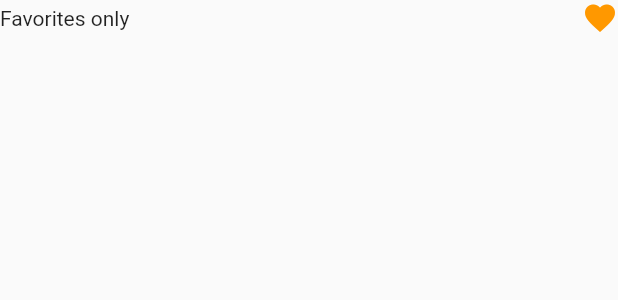
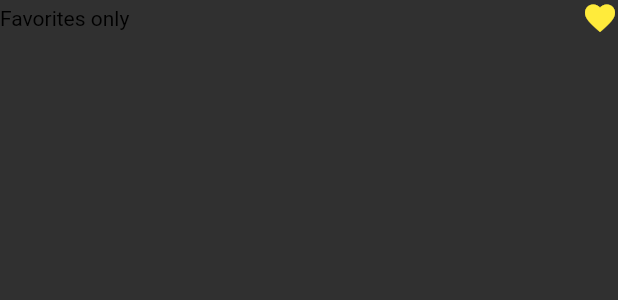
Before and after one commit to KrzysztofJozefowicz/DziabaTopoMap, a Flutter app: the ShowFavorites widget shown alone on an empty page, opened directly, after a tap on "Favorites only", on a phone screen of 412 x 824 dp. Shown: the top 300 px of the screen. Run offline on Flutter 3.47's test engine with Material 2 defaults, Android fonts, the light colour scheme and no system bars; our stand-ins replace flutter_map, latlong, shared_preferences, tuple; missing offline and left inert: flutter_map_marker_cluster, flutter_map_marker_popup, global_configuration, maps_launcher; accounts and stored records are empty; statements that could not run were skipped.

Commit message:
- updated colors to mach overal theme: black and yellow

```diff
--- a/lib/main.dart
+++ b/lib/main.dart
@@ -1,9 +1,10 @@
 import 'package:flutter/material.dart';
 import 'package:provider/provider.dart';
 import 'package:topo_map/pages/FavoritesPage.dart';
-
+import 'package:shared_preferences/shared_preferences.dart';
 import './pages/MapPage.dart';
 import './states/appState.dart';
+import 'dart:developer';
 
 
 void main() {
@@ -26,11 +27,17 @@ class MyApp extends StatelessWidget {
   // This widget is the root of your application.
   @override
   Widget build(BuildContext context) {
+    log("in MyApp build");
     return MaterialApp(
       title: 'Dziabak Map',
-      theme: ThemeData(
-        primarySwatch: mapBoxBlue,
-      ),
+        theme: ThemeData(
+        // Define the default brightness and colors.
+        brightness: Brightness.dark,
+        primaryColor: Colors.orange,
+        accentColor: Colors.orangeAccent,
+
+        //appBarTheme:  AppBarTheme(color: Colors.),
+        ),
       home: TopoMap(),
       routes: <String, WidgetBuilder>{
         TopoMap.route: (context) => TopoMap(),
@@ -39,23 +46,3 @@ class MyApp extends StatelessWidget {
     );
   }
 }
-
-// Generated using Material Design Palette/Theme Generator
-// http://mcg.mbitson.com/
-// https://github.com/mbitson/mcg
-const int _bluePrimary = 0xFF395afa;
-const MaterialColor mapBoxBlue = MaterialColor(
-  _bluePrimary,
-  <int, Color>{
-    50: Color(0xFFE7EBFE),
-    100: Color(0xFFC4CEFE),
-    200: Color(0xFF9CADFD),
-    300: Color(0xFF748CFC),
-    400: Color(0xFF5773FB),
-    500: Color(_bluePrimary),
-    600: Color(0xFF3352F9),
-    700: Color(0xFF2C48F9),
-    800: Color(0xFF243FF8),
-    900: Color(0xFF172EF6),
-  },
-);
--- a/lib/pages/MapPage.dart
+++ b/lib/pages/MapPage.dart
@@ -45,17 +45,20 @@ class TopoMapPage extends State<TopoMap> {
 
     return Scaffold(
       key: _scaffoldKey,
-      appBar: AppBar(actions: <Widget>[
-        // action button
-        IconButton(
-          icon: Icon(Icons.refresh),
-          onPressed: () {
-            setState(() {
-              futureData = fetchData();
-            });
-          },
-        ),
-      ], title: Text('Topo Map')),
+      appBar: AppBar(
+
+          //actions: <Widget>[
+//        // action button
+//        IconButton(
+//          icon: Icon(Icons.refresh),
+//          onPressed: () {
+//            setState(() {
+//              futureData = fetchData();
+//            });
+//          },
+//        ),
+//      ],
+         title: Text('Topo Map')),
       drawer: buildDrawer(context, TopoMap.route),
       body: Padding(
         padding: EdgeInsets.all(8.0),
@@ -97,6 +100,7 @@ class TopoMapPage extends State<TopoMap> {
                             ZoomButtonsPluginOption(
                                 minZoom: 1, maxZoom: 19, mini: true, padding: 10, alignment: Alignment.bottomRight),
                             MarkerClusterLayerOptions(
+
                               maxClusterRadius: 120,
                               size: Size(40, 40),
                               anchor: AnchorPos.align(AnchorAlign.center),
@@ -117,9 +121,7 @@ class TopoMapPage extends State<TopoMap> {
                                       onTap: () => debugPrint("Popup tap!"),
                                       child:
                                           markerPopup(marker,mapController)
-                                      //Text(
-                                       // "Container popup for marker at ${marker.point}",
-                                      //),
+
                                     ),
                                   )),
                               builder: (context, markers) {
@@ -147,7 +149,12 @@ class TopoMapPage extends State<TopoMap> {
               top: 10,
               //child:MapFilters(mapController),
               child:  PopupMenuButton<int>(
-                icon: Icon(Icons.filter_list),
+                color: Theme.of(context).primaryColor,
+                icon: Icon(
+                    Icons.filter_list,
+                  color: Theme.of(context).primaryColor,
+                  size: 40.0,
+                ),
                 itemBuilder: (context) => [
                   PopupMenuItem(
                     value: 1,
--- a/lib/widgets/MapFilters.dart
+++ b/lib/widgets/MapFilters.dart
@@ -49,6 +49,7 @@ class MapFiltersWidget extends State<MapFilters> with SingleTickerProviderStateM
   @override
   Widget build(BuildContext context) {
     return Container(
+      color: Theme.of(context).primaryColor,
       child: ButtonsTogether(),
     );
   }
@@ -69,12 +70,12 @@ class _ShowFavoritesState extends State<ShowFavorites> {
     Map<bool, Widget> _icons = {
       false: Icon(
         Icons.favorite,
-        color: Colors.grey,
+        color: Colors.black,
         size: 24.0,
       ),
       true: Icon(
         Icons.favorite,
-        color: Colors.orange,
+        color: Colors.yellow,
         size: 24.0,
       )
     };
@@ -82,7 +83,10 @@ class _ShowFavoritesState extends State<ShowFavorites> {
       return InkWell(
         child: Row(
           mainAxisAlignment: MainAxisAlignment.spaceBetween,
-          children: [Text("Favorites only"), _icons[myState.FilterState["showOnlyFavorites"]]],
+          children: [
+              Text("Favorites only",
+                  style: TextStyle( color: Colors.black)),
+              _icons[myState.FilterState["showOnlyFavorites"]]],
         ),
         onTap: () => setState(() {
           bool currentFavoriteState = !myState.FilterState["showOnlyFavorites"];
@@ -117,14 +121,14 @@ class _ShowRocksWithRouteLevelState extends State<ShowRocksWithRouteLevel> {
   Map<String, Color> _routeToColorMappings = {
     "III": Colors.lightGreen,
     "IV": Colors.cyan,
-    "V": Colors.orange,
+    "V": Colors.yellow,
     "VI": Colors.red
   };
 
   @override
   Widget build(BuildContext context) {
     var myState = Provider.of<appState>(context, listen: true);
-    Color boxColor = Colors.grey;
+    Color boxColor = Colors.black;
     if (myState.FilterState[widget.filterName] == true) {
       boxColor = _routeToColorMappings[myState.FilterContent[widget.filterName]];
     }
@@ -134,7 +138,10 @@ class _ShowRocksWithRouteLevelState extends State<ShowRocksWithRouteLevel> {
         child: Row(
           mainAxisAlignment: MainAxisAlignment.spaceBetween,
           children: [
-            Text("Rocks with " + myState.FilterContent[widget.filterName]),
+            Text(
+                "Rocks with " + myState.FilterContent[widget.filterName],
+                style: TextStyle(color: Colors.black)
+            ),
             Icon(_routeIcons[myState.FilterContent[widget.filterName]], color: boxColor, size: 24.0)
           ],
         ),
--- a/lib/widgets/MapMarkers.dart
+++ b/lib/widgets/MapMarkers.dart
@@ -52,7 +52,7 @@ class RockMarker extends Marker {
                 size: 30.0,
                 semanticLabel: 'Rock pointer',
               ),
-              Text(rock.RockData.title , textAlign: TextAlign.center,)
+              Text(rock.RockData.title , textAlign: TextAlign.center, style: TextStyle(color: Colors.black))
 
             ]
           )
--- a/lib/widgets/drawer.dart
+++ b/lib/widgets/drawer.dart
@@ -1,17 +1,11 @@
 import 'package:flutter/material.dart';
 import '../pages/FavoritesPage.dart';
 import '../pages/MapPage.dart';
-
 
 Drawer buildDrawer(BuildContext context, String currentRoute) {
   return Drawer(
     child: ListView(
       children: <Widget>[
-        const DrawerHeader(
-          child: Center(
-            child: Text('Flutter Map Examples'),
-          ),
-        ),
         ListTile(
           title: const Text('Map'),
           selected: currentRoute == TopoMap.route,
@@ -26,7 +20,20 @@ Drawer buildDrawer(BuildContext context, String currentRoute) {
             Navigator.pushReplacementNamed(context, Favorites.route);
           },
         ),
-
+        ListTile(
+          title: const Text('Reklamy'),
+          //selected: currentRoute == Favorites.route,
+//          onTap: () {
+//            Navigator.pushReplacementNamed(context, Favorites.route);
+//          },
+        ),
+        ListTile(
+          title: const Text('Info'),
+          //selected: currentRoute == Favorites.route,
+//          onTap: () {
+//            Navigator.pushReplacementNamed(context, Favorites.route);
+          //},
+        ),
       ],
     ),
   );
--- a/pubspec.yaml
+++ b/pubspec.yaml
@@ -35,6 +35,7 @@ dependencies:
   flutter_map_marker_popup: any
   flutter_map_marker_cluster: any
   global_configuration: any
+  shared_preferences: '>=0.5.0 <2.0.0'
 
 
 
```
Also changed, not shown: lib/widgets/markerPopup.dart (+15 -5 lines), pubspec.lock.
